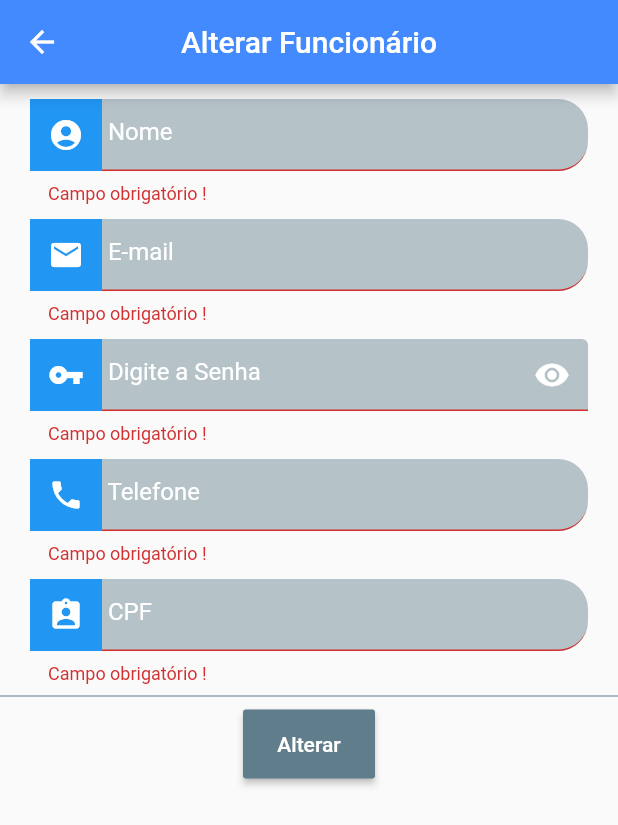
After one commit to ChihYaoYang/ProjetoOrdemService, a Flutter app: the UpdateFunconario screen opened directly, after a tap on "Alterar", on a phone screen of 412 x 824 dp. The commit adds this screen. Shown: the top 825 px of the screen. Run offline on Flutter 3.47's test engine with Material 2 defaults, Android fonts, the phone set to English and light mode, and no system bars; our stand-ins replace flutter_masked_text, random_string, sqflite, validators; accounts and stored records are empty; network calls fail.

Commit message:
add delete/update no funcionario

```diff
--- a/lib/screen/login.dart
+++ b/lib/screen/login.dart
@@ -6,8 +6,6 @@ import 'package:ordem_services/tabbar.dart';
 import 'package:ordem_services/helper/Api.dart';
 import 'package:ordem_services/ui_cliente/home_cliente.dart';
 import 'package:ordem_services/utils/Dialogs.dart';
-
-import '../tabbar_funcionario.dart';
 
 class LoginPage extends StatefulWidget {
   final Login login;
--- /dev/null
+++ b/lib/ui_admin/funcionario/alterar.dart
@@ -0,0 +1,335 @@
+import 'package:flutter/material.dart';
+import 'package:ordem_services/helper/Api.dart';
+import 'package:ordem_services/helper/funcionario_helper.dart';
+import 'package:ordem_services/helper/login_helper.dart';
+import 'package:ordem_services/utils/validator.dart';
+import 'package:ordem_services/utils/Dialogs.dart';
+import 'package:validators/validators.dart';
+import 'package:flutter_masked_text/flutter_masked_text.dart';
+import 'package:flutter/services.dart';
+
+class UpdateFunconario extends StatefulWidget {
+  final Funcionario contact;
+  final login_id;
+
+  UpdateFunconario({this.contact, this.login_id});
+
+  @override
+  _UpdateFunconarioState createState() => _UpdateFunconarioState();
+}
+
+class _UpdateFunconarioState extends State<UpdateFunconario> {
+  GlobalKey<FormState> _formkey = GlobalKey<FormState>();
+  final _nomeController = TextEditingController();
+  final _emailController = TextEditingController();
+  final _passwordController = TextEditingController();
+  final _telefoneController = TextEditingController();
+  final _cpfController = MaskedTextController(mask: '000.000.000-00');
+  LoginHelper helper = LoginHelper();
+  Dialogs dialog = new Dialogs();
+  Funcionario _editedFuncionario;
+  bool passwordVisible;
+  bool _userEdited = false;
+
+  @override
+  void initState() {
+    super.initState();
+    if (widget.contact == null) {
+      _editedFuncionario = Funcionario();
+    } else {
+      _editedFuncionario = Funcionario.fromJson(widget.contact.toJson());
+      _nomeController.text = _editedFuncionario.nome;
+      _emailController.text = _editedFuncionario.email;
+      _telefoneController.text = _editedFuncionario.telefone;
+      _cpfController.text = _editedFuncionario.cpf;
+    }
+    passwordVisible = true;
+  }
+
+  @override
+  Widget build(BuildContext context) {
+    return WillPopScope(
+      onWillPop: _requestPop,
+      child: Scaffold(
+        appBar: AppBar(
+          backgroundColor: Colors.blueAccent,
+          title: Text('Alterar Funcionário'),
+          centerTitle: true,
+        ),
+        body: SingleChildScrollView(
+          child: Form(
+              key: _formkey,
+              child: Column(
+                children: <Widget>[
+                  Container(
+                    padding: EdgeInsets.only(top: 10.0),
+                    margin: EdgeInsets.only(left: 20.0, right: 20.0),
+                    child: TextFormField(
+                      inputFormatters: [
+                        new LengthLimitingTextInputFormatter(60),
+                      ],
+                      style: TextStyle(color: Colors.white),
+                      decoration: InputDecoration(
+                        border: UnderlineInputBorder(
+                            borderRadius: BorderRadius.circular(20.0)),
+                        enabledBorder: UnderlineInputBorder(
+                          borderSide: BorderSide(color: Colors.transparent),
+                        ),
+                        filled: true,
+                        fillColor: Colors.blueGrey.withOpacity(0.45),
+                        hintText: " Nome",
+                        hintStyle: TextStyle(color: Colors.white),
+                        prefixIcon: Container(
+                          child: Icon(
+                            Icons.account_circle,
+                            color: Colors.white,
+                          ),
+                          color: Colors.blue,
+                        ),
+                      ),
+                      onChanged: (text) {
+                        _userEdited = true;
+                        _editedFuncionario.nome = text;
+                      },
+                      controller: _nomeController,
+                      validator: (value) {
+                        if (value.isEmpty) {
+                          return "Campo obrigatório !";
+                        }
+                        return null;
+                      },
+                    ),
+                  ),
+                  Container(
+                    padding: EdgeInsets.only(top: 10.0),
+                    margin: EdgeInsets.only(left: 20.0, right: 20.0),
+                    child: TextFormField(
+                      keyboardType: TextInputType.emailAddress,
+                      style: TextStyle(color: Colors.white),
+                      decoration: InputDecoration(
+                        border: UnderlineInputBorder(
+                            borderRadius: BorderRadius.circular(20.0)),
+                        enabledBorder: UnderlineInputBorder(
+                          borderSide: BorderSide(color: Colors.transparent),
+                        ),
+                        filled: true,
+                        fillColor: Colors.blueGrey.withOpacity(0.45),
+                        hintText: " E-mail",
+                        hintStyle: TextStyle(color: Colors.white),
+                        prefixIcon: Container(
+                          child: Icon(
+                            Icons.email,
+                            color: Colors.white,
+                          ),
+                          color: Colors.blue,
+                        ),
+                      ),
+                      onChanged: (text) {
+                        _userEdited = true;
+                        _editedFuncionario.email = text;
+                      },
+                      controller: _emailController,
+                      validator: (value) {
+                        if (value.isEmpty) {
+                          return "Campo obrigatório !";
+                        }
+                        return null;
+                      },
+                    ),
+                  ),
+                  Container(
+                    padding: EdgeInsets.only(top: 10.0),
+                    margin: EdgeInsets.only(left: 20.0, right: 20.0),
+                    child: TextFormField(
+                      style: TextStyle(color: Colors.white),
+                      obscureText: passwordVisible,
+                      decoration: InputDecoration(
+                        enabledBorder: UnderlineInputBorder(
+                          borderSide: BorderSide(color: Colors.transparent),
+                        ),
+                        filled: true,
+                        fillColor: Colors.blueGrey.withOpacity(0.45),
+                        hintText: " Digite a Senha",
+                        hintStyle: TextStyle(color: Colors.white),
+                        prefixIcon: Container(
+                          child: Icon(
+                            Icons.vpn_key,
+                            color: Colors.white,
+                          ),
+                          color: Colors.blue,
+                        ),
+                        suffixIcon: Container(
+                          child: IconButton(
+                            icon: Icon(
+                              passwordVisible
+                                  ? Icons.visibility
+                                  : Icons.visibility_off,
+                              color: Colors.white,
+                            ),
+                            onPressed: () {
+                              setState(() {
+                                passwordVisible = !passwordVisible;
+                              });
+                            },
+                          ),
+                        ),
+                      ),
+                      onChanged: (text) {
+                        _userEdited = true;
+                        _editedFuncionario.password = text;
+                      },
+                      controller: _passwordController,
+                      validator: (value) {
+                        if (value.isEmpty) {
+                          return "Campo obrigatório !";
+                        }
+                        return null;
+                      },
+                    ),
+                  ),
+                  Container(
+                    padding: EdgeInsets.only(top: 10.0),
+                    margin: EdgeInsets.only(left: 20.0, right: 20.0),
+                    child: TextFormField(
+                      keyboardType: TextInputType.number,
+                      inputFormatters: [
+                        new LengthLimitingTextInputFormatter(20),
+                      ],
+                      style: TextStyle(color: Colors.white),
+                      decoration: InputDecoration(
+                        border: UnderlineInputBorder(
+                            borderRadius: BorderRadius.circular(20.0)),
+                        enabledBorder: UnderlineInputBorder(
+                          borderSide: BorderSide(color: Colors.transparent),
+                        ),
+                        filled: true,
+                        fillColor: Colors.blueGrey.withOpacity(0.45),
+                        hintText: " Telefone",
+                        hintStyle: TextStyle(color: Colors.white),
+                        prefixIcon: Container(
+                          child: Icon(
+                            Icons.phone,
+                            color: Colors.white,
+                          ),
+                          color: Colors.blue,
+                        ),
+                      ),
+                      onChanged: (text) {
+                        _userEdited = true;
+                        _editedFuncionario.telefone = text;
+                      },
+                      controller: _telefoneController,
+                      validator: (value) {
+                        if (value.isEmpty) {
+                          return "Campo obrigatório !";
+                        }
+                        return null;
+                      },
+                    ),
+                  ),
+                  Container(
+                    padding: EdgeInsets.only(top: 10.0),
+                    margin: EdgeInsets.only(left: 20.0, right: 20.0),
+                    child: TextFormField(
+                      keyboardType: TextInputType.number,
+                      style: TextStyle(color: Colors.white),
+                      decoration: InputDecoration(
+                        border: UnderlineInputBorder(
+                            borderRadius: BorderRadius.circular(20.0)),
+                        enabledBorder: UnderlineInputBorder(
+                          borderSide: BorderSide(color: Colors.transparent),
+                        ),
+                        filled: true,
+                        fillColor: Colors.blueGrey.withOpacity(0.45),
+                        hintText: " CPF",
+                        hintStyle: TextStyle(color: Colors.white),
+                        prefixIcon: Container(
+                          child: Icon(
+                            Icons.assignment_ind,
+                            color: Colors.white,
+                          ),
+                          color: Colors.blue,
+                        ),
+                      ),
+                      onChanged: (text) {
+                        _userEdited = true;
+                        _editedFuncionario.cpf = text;
+                      },
+                      controller: _cpfController,
+                      validator: (value) {
+                        if (value.isEmpty) {
+                          return "Campo obrigatório !";
+                        }
+                        return null;
+                      },
+                    ),
+                  ),
+                  Row(
+                    children: <Widget>[
+                      Expanded(child: Divider(color: Colors.blueGrey)),
+                    ],
+                  ),
+                  RaisedButton(
+                    padding: EdgeInsets.symmetric(vertical: 15.0),
+                    child: Text("Alterar"),
+                    color: Colors.blueGrey,
+                    textColor: Colors.white,
+                    onPressed: () {
+                      if (_formkey.currentState.validate()) {
+                        if (isEmail(_emailController.text)) {
+                          if (isNumeric(_telefoneController.text)) {
+                            if (CPFValidator.isValid(_cpfController.text)) {
+                              Navigator.pop(context, _editedFuncionario);
+                            } else {
+                              dialog.showAlertDialog(
+                                  context, 'Aviso', 'Preencher com CPF válido');
+                            }
+                          } else {
+                            dialog.showAlertDialog(
+                                context, 'Aviso', 'Preencher somente número');
+                          }
+                        } else {
+                          dialog.showAlertDialog(
+                              context, 'Aviso', 'Preencher com E-mail válido');
+                        }
+                      }
+                    },
+                  ),
+                ],
+              )),
+        ),
+      ),
+    );
+  }
+
+  Future<bool> _requestPop() {
+    if (_userEdited) {
+      showDialog(
+          context: context,
+          builder: (context) {
+            return AlertDialog(
+              title: Text('Descartar alterações?'),
+              content: Text('Se sair as alterações serão perdidas.'),
+              actions: <Widget>[
+                FlatButton(
+                  child: Text('Sim'),
+                  onPressed: () {
+                    Navigator.pop(context);
+                    Navigator.pop(context);
+                  },
+                ),
+                FlatButton(
+                  child: Text('Cancelar'),
+                  onPressed: () {
+                    Navigator.pop(context);
+                  },
+                )
+              ],
+            );
+          });
+      return Future.value(false);
+    } else {
+      return Future.value(true);
+    }
+  }
+}
```
Also changed, not shown: lib/helper/Api.dart (+19 -37 lines), lib/ui_admin/funcionario/cadastro.dart (+50 -16 lines), lib/ui_admin/funcionario/lista.dart (+43 -23 lines), pubspec.lock.
